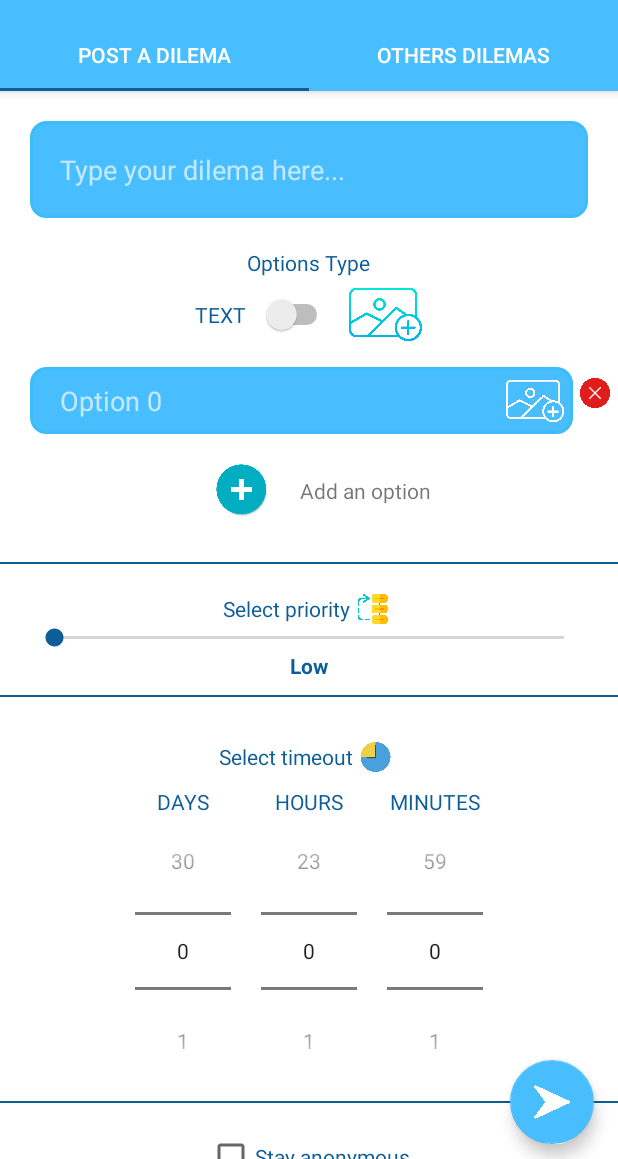
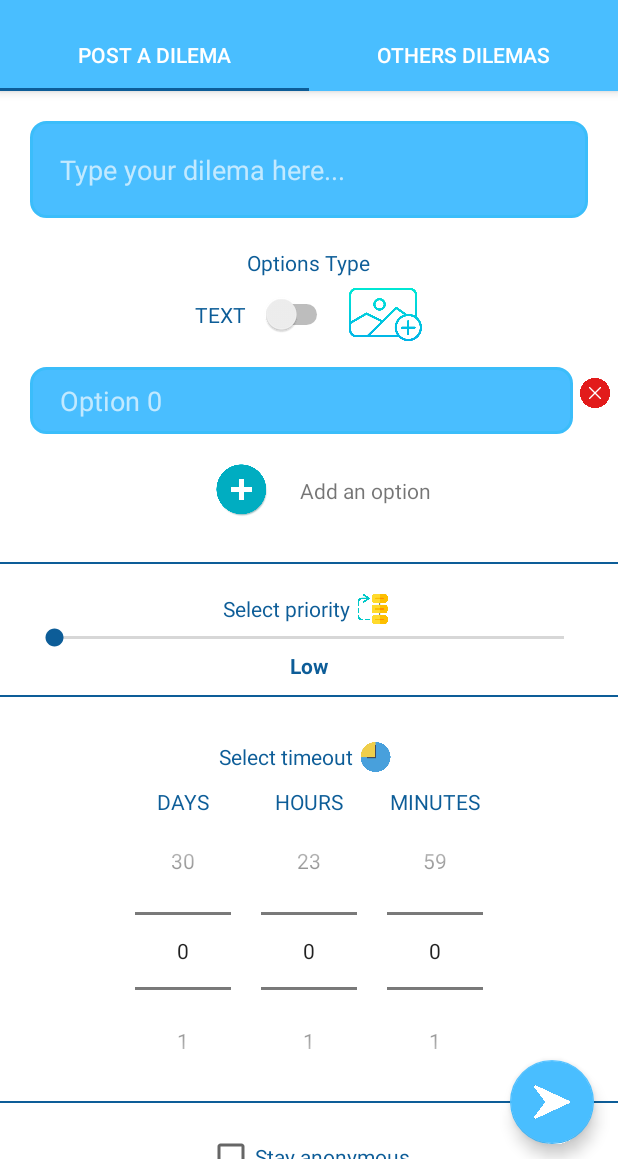
Before and after one commit to donat-imeri/dright, an Android app: the screen it shows after launch once a user with an empty profile is signed in (DecisionsAcitivity), after a tap on "Add an option", on a phone screen of 412 x 824 dp, the part 77-1236 px from its top. Run offline under Robolectric (Android 15) with nearby library versions, the phone set to English and light mode, and no system bars; our stand-ins replace Firebase (no records; nobody signed in at launch, a user with empty details on screens opened directly), data binding; 1 statement that could not run was skipped.

Commit message:
Images stored in storage and added on db, new design for dilema posting

```diff
--- a/app/build.gradle
+++ b/app/build.gradle
@@ -36,6 +36,8 @@ dependencies {
     implementation 'com.google.firebase:firebase-storage:16.1.0'
     implementation 'com.github.bumptech.glide:glide:4.9.0'
     annotationProcessor 'com.github.bumptech.glide:compiler:4.9.0'
+    implementation 'com.android.support:recyclerview-v7:28.0.0'
+    implementation 'com.android.support:cardview-v7:28.0.0'
 }
 
 apply plugin: 'com.google.gms.google-services'
--- /dev/null
+++ b/app/src/main/java/com/dright/ExpandableHeightGridView.java
@@ -0,0 +1,60 @@
+package com.dright;
+
+import android.util.AttributeSet;
+import android.view.ViewGroup;
+import android.widget.GridView;
+import android.content.Context;
+
+public class ExpandableHeightGridView extends GridView
+{
+
+    boolean expanded = false;
+
+    public ExpandableHeightGridView(Context context)
+    {
+        super(context);
+    }
+
+    public ExpandableHeightGridView(Context context, AttributeSet attrs)
+    {
+        super(context, attrs);
+    }
+
+    public ExpandableHeightGridView(Context context, AttributeSet attrs,
+                                    int defStyle)
+    {
+        super(context, attrs, defStyle);
+    }
+
+    public boolean isExpanded()
+    {
+        return expanded;
+    }
+
+    @Override
+    public void onMeasure(int widthMeasureSpec, int heightMeasureSpec)
+    {
+        // HACK! TAKE THAT ANDROID!
+        if (isExpanded())
+        {
+            // Calculate entire height by providing a very large height hint.
+            // But do not use the highest 2 bits of this integer; those are
+            // reserved for the MeasureSpec mode.
+            int expandSpec = MeasureSpec.makeMeasureSpec(
+                    Integer.MAX_VALUE >> 2, MeasureSpec.AT_MOST);
+            super.onMeasure(widthMeasureSpec, expandSpec);
+
+            ViewGroup.LayoutParams params = getLayoutParams();
+            params.height = getMeasuredHeight();
+        }
+        else
+        {
+            super.onMeasure(widthMeasureSpec, heightMeasureSpec);
+        }
+    }
+
+    public void setExpanded(boolean expanded)
+    {
+        this.expanded = expanded;
+    }
+}
--- /dev/null
+++ b/app/src/main/java/com/dright/ImageOptionAdapter.java
@@ -0,0 +1,96 @@
+package com.dright;
+
+import android.content.Context;
+import android.net.Uri;
+import android.view.LayoutInflater;
+import android.view.View;
+import android.view.ViewGroup;
+import android.widget.BaseAdapter;
+import android.widget.ImageView;
+
+import com.bumptech.glide.Glide;
+import com.google.android.gms.tasks.OnSuccessListener;
+import com.google.firebase.auth.FirebaseAuth;
+import com.google.firebase.storage.FirebaseStorage;
+import com.google.firebase.storage.StorageReference;
+import com.google.firebase.storage.UploadTask;
+
+import java.util.List;
+
+public class ImageOptionAdapter extends BaseAdapter {
+
+    private List<Uri> imageOptionList;
+    private LayoutInflater layoutInflater;
+    private Context context;
+    private FirebaseAuth auth;
+    private FirebaseStorage fbStorage;
+    private StorageReference imageRef;
+
+
+    public ImageOptionAdapter(Context context, List<Uri> imageOptionList) {
+        this.imageOptionList = imageOptionList;
+        this.layoutInflater = LayoutInflater.from(context);
+        this.context = context;
+        fbStorage = FirebaseStorage.getInstance();
+        imageRef = fbStorage.getReference("dilema_photos");
+        auth=FirebaseAuth.getInstance();
+    }
+
+
+    @Override
+    public int getCount() {
+        return imageOptionList.size();
+    }
+
+    @Override
+    public Object getItem(int position) {
+        return imageOptionList.get(position);
+    }
+
+    @Override
+    public long getItemId(int position) {
+        return position;
+    }
+
+    @Override
+    public View getView(final int position, View convertView, ViewGroup parent) {
+        ViewHolder holder;
+        if (convertView == null) {
+            convertView = layoutInflater.inflate(R.layout.image_options_layout, null);
+            holder = new ViewHolder();
+            holder.image = (ImageView) convertView.findViewById(R.id.img_option_1);
+            holder.imageRemove = (ImageView) convertView.findViewById(R.id.icon_remove);
+            convertView.setTag(holder);
+        } else {
+            holder = (ViewHolder) convertView.getTag();
+        }
+
+        Uri imageOption = this.imageOptionList.get(position);
+        Glide.with(context).load(imageOption).into(holder.image);
+        holder.imageRemove.setOnClickListener(new View.OnClickListener() {
+            @Override
+            public void onClick(View v) {
+                //Add image to storage
+                StorageReference newImage=imageRef.child(imageOptionList.get(position).getLastPathSegment()+auth.getUid());
+                newImage.delete().addOnSuccessListener(new OnSuccessListener<Void>() {
+                    @Override
+                    public void onSuccess(Void aVoid) {
+
+                    }
+                });
+
+                imageOptionList.remove(position);
+                MyDecisionsTab.optionsList.remove(position);
+                notifyDataSetChanged();
+
+            }
+        });
+
+        return convertView;
+    }
+}
+
+class ViewHolder{
+    ImageView image;
+    ImageView imageRemove;
+}
--- a/app/src/main/java/com/dright/MyDecisionsTab.java
+++ b/app/src/main/java/com/dright/MyDecisionsTab.java
@@ -1,23 +1,33 @@
 package com.dright;
 
 import android.app.Activity;
+import android.app.AlertDialog;
+import android.content.DialogInterface;
 import android.content.Intent;
+import android.content.res.ColorStateList;
 import android.net.Uri;
 import android.os.Bundle;
 import android.provider.MediaStore;
 import android.support.annotation.NonNull;
 import android.support.annotation.Nullable;
+import android.support.constraint.ConstraintLayout;
 import android.support.design.widget.FloatingActionButton;
 import android.support.v4.app.Fragment;
+import android.text.Layout;
 import android.util.Log;
 import android.view.LayoutInflater;
 import android.view.View;
 import android.view.ViewGroup;
+import android.widget.Adapter;
 import android.widget.Button;
 import android.widget.CheckBox;
+import android.widget.CompoundButton;
 import android.widget.EditText;
+import android.widget.GridLayout;
+import android.widget.GridView;
 import android.widget.ImageView;
 import android.widget.LinearLayout;
+import android.widget.ListAdapter;
 import android.widget.NumberPicker;
 import android.widget.SeekBar;
 import android.widget.Switch;
@@ -37,6 +47,7 @@ import com.google.firebase.storage.StorageReference;
 import com.google.firebase.storage.UploadTask;
 
 import java.util.ArrayList;
+import java.util.Calendar;
 import java.util.List;
 
 public class MyDecisionsTab extends Fragment {
@@ -45,19 +56,23 @@ public class MyDecisionsTab extends Fragment {
     private FloatingActionButton btnSubmit;
     private CheckBox chbAnonymous;
     private LinearLayout addOption, optionsLayout;
+    private ExpandableHeightGridView imageOptionsLayout;
     private EditText dilemaDescription;
     private SeekBar sbPriority;
     private Switch isImageOption;
-    private TextView lblDocents, txtPriority, txtTimeout, lblError;
+    private TextView lblDocents, txtPriority, lblError;
     private NumberPicker pckMinutes, pckHours, pckDays;
     private int optionCounter;
-    public Uri imageUri;
-    private View currentView;
+    private boolean reseted;
     private Docent userDocents;
+    public static List optionsList;
+    private List<Uri> imageUriList;
     private FirebaseDatabase fb;
     private FirebaseAuth auth;
     private FirebaseStorage fbStorage;
     private StorageReference imageRef;
+
+    ImageOptionAdapter imageAdapter;
 
     @Nullable
     @Override
@@ -70,40 +85,48 @@ public class MyDecisionsTab extends Fragment {
     public void onActivityCreated(@Nullable Bundle savedInstanceState) {
         super.onActivityCreated(savedInstanceState);
 
-        Activity activity=getActivity();
-        optionCounter=0;
-        imageUri=null;
-        currentView=null;
-        chbAnonymous=(CheckBox)activity.findViewById(R.id.chb_stay_anonymous);
-        addOption=(LinearLayout) activity.findViewById(R.id.layout_add_option);
-        optionsLayout=(LinearLayout) activity.findViewById(R.id.options_layout);
-        dilemaDescription=(EditText) activity.findViewById(R.id.txt_dilema_description);
-        sbPriority=(SeekBar) activity.findViewById(R.id.sb_priority);
-        isImageOption=(Switch)activity.findViewById(R.id.switch_is_image);
-        lblDocents=(TextView) activity.findViewById(R.id.lbl_total_docent);
-        txtPriority=(TextView) activity.findViewById(R.id.lbl_priority_value);
-        lblError=(TextView) activity.findViewById(R.id.lbl_dilema_error);
-        pckMinutes=(NumberPicker)activity.findViewById(R.id.pick_minutes);
-        pckMinutes.setMinValue(0); pckMinutes.setMaxValue(59);
-        pckHours=(NumberPicker)activity.findViewById(R.id.pick_hours);
-        pckHours.setMinValue(0); pckHours.setMaxValue(23);
-        pckDays=(NumberPicker)activity.findViewById(R.id.pick_days);
-        pckDays.setMinValue(0); pckDays.setMaxValue(30);
+        Activity activity = getActivity();
+        optionCounter = 0;
+        chbAnonymous = (CheckBox) activity.findViewById(R.id.chb_stay_anonymous);
+        addOption = (LinearLayout) activity.findViewById(R.id.layout_add_option);
+        optionsLayout = (LinearLayout) activity.findViewById(R.id.options_layout);
+        imageOptionsLayout = (ExpandableHeightGridView) activity.findViewById(R.id.image_options_layout);
+        dilemaDescription = (EditText) activity.findViewById(R.id.txt_dilema_description);
+        sbPriority = (SeekBar) activity.findViewById(R.id.sb_priority);
+        isImageOption = (Switch) activity.findViewById(R.id.switch_is_image);
+        lblDocents = (TextView) activity.findViewById(R.id.lbl_total_docent);
+        txtPriority = (TextView) activity.findViewById(R.id.lbl_priority_value);
+        lblError = (TextView) activity.findViewById(R.id.lbl_dilema_error);
+        pckMinutes = (NumberPicker) activity.findViewById(R.id.pick_minutes);
+        pckMinutes.setMinValue(0);
+        pckMinutes.setMaxValue(59);
+        pckHours = (NumberPicker) activity.findViewById(R.id.pick_hours);
+        pckHours.setMinValue(0);
+        pckHours.setMaxValue(23);
+        pckDays = (NumberPicker) activity.findViewById(R.id.pick_days);
+        pckDays.setMinValue(0);
+        pckDays.setMaxValue(30);
         btnSubmit = (FloatingActionButton) activity.findViewById(R.id.btn_submit);
-        userDocents=null;
-        fb=FirebaseDatabase.getInstance();
-        auth=FirebaseAuth.getInstance();
-        fbStorage=FirebaseStorage.getInstance();
-        imageRef=fbStorage.getReference("dilema_photos");
+        userDocents = null;
+        reseted = false;
+        imageUriList = new ArrayList<>();
+        optionsList = new ArrayList<>();
+        fb = FirebaseDatabase.getInstance();
+        auth = FirebaseAuth.getInstance();
+        fbStorage = FirebaseStorage.getInstance();
+        imageRef = fbStorage.getReference("dilema_photos");
 
-       // addOption(optionsLayout, "Option "+optionCounter, imageUri);
+        imageAdapter = new ImageOptionAdapter(MyDecisionsTab.this.getContext(), imageUriList);
+        imageOptionsLayout.setAdapter(imageAdapter);
+        imageOptionsLayout.setExpanded(true);
+
 
         //Get users docents
-        final DatabaseReference userDocentsReference=fb.getReference("Users/"+auth.getUid()+"/docents");
+        final DatabaseReference userDocentsReference = fb.getReference("Users/" + auth.getUid() + "/docents");
         userDocentsReference.addValueEventListener(new ValueEventListener() {
             @Override
             public void onDataChange(@NonNull DataSnapshot dataSnapshot) {
-                userDocents=dataSnapshot.getValue(Docent.class);
+                userDocents = dataSnapshot.getValue(Docent.class);
             }
 
             @Override
@@ -117,16 +140,15 @@ public class MyDecisionsTab extends Fragment {
             @Override
             public void onProgressChanged(SeekBar seekBar, int progress, boolean fromUser) {
                 txtPriority.setText(priorityText(progress));
-                lblDocents.setText("Total docents: " +String.valueOf(calculateDocents(progress))+"$");
+                lblDocents.setText("Total docents: " + String.valueOf(calculateDocents(progress)) + "$");
 
-                if (userDocents.checkRemove(progress)){
+                if (userDocents.checkRemove(progress)) {
                     btnSubmit.setEnabled(true);
-                    btnSubmit.setBackgroundColor(getResources().getColor(R.color.colorPrimary));
+                    btnSubmit.setBackgroundTintList(ColorStateList.valueOf(getResources().getColor(R.color.colorPrimary)));
                     lblError.setVisibility(View.INVISIBLE);
-                }
-                else{
+                } else {
                     btnSubmit.setEnabled(false);
-                    btnSubmit.setBackgroundColor(getResources().getColor(R.color.solidCircle));
+                    btnSubmit.setBackgroundTintList(ColorStateList.valueOf(getResources().getColor(R.color.colorRed)));
                     lblError.setVisibility(View.VISIBLE);
                 }
             }
@@ -142,25 +164,87 @@ public class MyDecisionsTab extends Fragment {
             }
         });
 
+
+        //Image or text switch listener
+        isImageOption.setOnCheckedChangeListener(new CompoundButton.OnCheckedChangeListener() {
+            @Override
+            public void onCheckedChanged(CompoundButton buttonView, final boolean isChecked) {
+                if ((listOptions(optionsLayout).size() > 0 || imageUriList.size() > 0) && !reseted) {
+                    DialogInterface.OnClickListener dialogClickListener = new DialogInterface.OnClickListener() {
+                        @Override
+                        public void onClick(DialogInterface dialog, int which) {
+                            switch (which) {
+                                case DialogInterface.BUTTON_POSITIVE:
+                                    //Yes button clicked
+                                    if (isChecked) {
+                                        optionsLayout.removeAllViews();
+                                    } else {
+                                        imageUriList.clear();
+                                        imageAdapter.notifyDataSetChanged();
+                                    }
+                                    break;
+
+                                case DialogInterface.BUTTON_NEGATIVE:
+                                    //No button clicked
+                                    reseted = true;
+                                    if (isChecked) isImageOption.setChecked(false);
+                                    else isImageOption.setChecked(true);
+
+                                    break;
+                            }
+                        }
+                    };
+
+                    AlertDialog.Builder builder = new AlertDialog.Builder(buttonView.getContext());
+                    builder.setTitle("Are you sure? ");
+                    builder.setMessage("Current options will be deleted").setPositiveButton("Yes", dialogClickListener)
+                            .setNegativeButton("No", dialogClickListener).show();
+                } else {
+                    reseted = false;
+                }
+
+
+            }
+        });
+
         addOption.setOnClickListener(new View.OnClickListener() {
             @Override
             public void onClick(View v) {
-                addOption(optionsLayout,"Option "+optionCounter, imageUri);
+                addOption(optionsLayout,"Option "+optionCounter);
             }
         });
 
         btnSubmit.setOnClickListener(new View.OnClickListener() {
             @Override
             public void onClick(View v) {
+                //Change user docents
                 userDocents.removeDocent(sbPriority.getProgress());
                 userDocentsReference.setValue(userDocents);
 
+                Log.d("Opsion",optionsList.size()+"");
+                //Fill in the options list
+                if (checkTextImage()){
+                    pushChanges();
+                }
+                else{
+                    optionsList=listOptions(optionsLayout);
+                    pushChanges();
+                }
+
+            }
+        });
+
+    }
+
+    public void pushChanges(){
+        //Fill in the results - Initialize them with 0 values
         List<Integer> listOptionResults=new ArrayList<>();
-                for (int j=0;j<listOptions(optionsLayout).size();j++){
+        for (int j=0;j<optionsList.size();j++){
             listOptionResults.add(0);
         }
 
-                Dilema newDilema=new Dilema(String.valueOf(dilemaDescription.getText()), listOptions(optionsLayout),
+
+        Dilema newDilema=new Dilema(String.valueOf(dilemaDescription.getText()), optionsList,
                 null, auth.getUid(), sbPriority.getProgress(), calculateTimeout(),
                 checkAnonimity(), listOptionResults, checkTextImage());
 
@@ -168,31 +252,32 @@ public class MyDecisionsTab extends Fragment {
         DatabaseReference newRow=table.push();
         newRow.setValue(newDilema);
         Toast.makeText(getActivity(), "You'll make a decision soon", Toast.LENGTH_SHORT).show();
-
-            }
-        });
-
     }
 
     @Override
     public void onActivityResult(int requestCode, int resultCode, Intent data) {
         super.onActivityResult(requestCode, resultCode, data);
         if (requestCode==RC_IMAGE && resultCode==getActivity().RESULT_OK){
-            int currentIndex=currentView.getId();
-            RemoveOption r=new RemoveOption(currentIndex, optionsLayout);
-            r.onClick(null);
+            if (checkTextImage()){
+                btnSubmit.setEnabled(false);
+                btnSubmit.setBackgroundTintList(ColorStateList.valueOf(getResources().getColor(R.color.colorRed)));
+
                 Uri imageData=data.getData();
-            imageUri=imageData;
-            StorageReference newImage=imageRef.child(imageData.getLastPathSegment());
-            newImage.putFile(imageUri).addOnSuccessListener(this.getActivity(), new OnSuccessListener<UploadTask.TaskSnapshot>() {
+                imageUriList.add(imageData);
+                imageAdapter.notifyDataSetChanged();
+
+                //Add image to storage
+                StorageReference newImage=imageRef.child(imageData.getLastPathSegment()+auth.getUid());
+                newImage.putFile(imageData).addOnSuccessListener(MyDecisionsTab.this.getActivity(), new OnSuccessListener<UploadTask.TaskSnapshot>() {
                     @Override
                     public void onSuccess(UploadTask.TaskSnapshot taskSnapshot) {
                         Uri newImageStored=taskSnapshot.getUploadSessionUri();
-                    Log.d("newImage","aaa"+newImageStored.toString());
+                        optionsList.add(newImageStored.toString());
+                        btnSubmit.setEnabled(true);
+                        btnSubmit.setBackgroundTintList(ColorStateList.valueOf(getResources().getColor(R.color.colorPrimary)));
                     }
                 });
-            addOption(optionsLayout,"Option "+currentIndex, imageUri);
-            imageUri=null;
+            }
         }
     }
     private int calculateDocents(int priority){
@@ -218,42 +303,32 @@ public class MyDecisionsTab extends Fragment {
         return totalTimeInMinutes;
     }
     private boolean checkTextImage(){
-        if (isImageOption.getTextOff().equals("OFF")){
-            return false;
-        }
-        else
-            return true;
+        return isImageOption.isChecked();
     }
     private boolean checkAnonimity(){
        return chbAnonymous.isChecked();
     }
-    private void addOption(LinearLayout layout, String text, Uri uri){
-        final View option=getLayoutInflater().inflate(R.layout.options_layout, null);
-        EditText optionText=option.findViewById(R.id.txt_option_1);
-        ImageView insertImage=option.findViewById(R.id.icon_insert_image);
-        ImageView removeOption=option.findViewById(R.id.icon_remove);
-        optionText.setHint(text);
-        insertImage.setOnClickListener(new View.OnClickListener() {
-            @Override
-            public void onClick(View v) {
-                Intent imageIntent=new Intent(Intent.ACTION_PICK, MediaStore.Images.Media.EXTERNAL_CONTENT_URI);
-                currentView=option;
+    private void addOption(View layout, String text){
+
+        //If image
+        if (checkTextImage()){
+            Intent imageIntent = new Intent(Intent.ACTION_PICK, MediaStore.Images.Media.EXTERNAL_CONTENT_URI);
             startActivityForResult(imageIntent, MyDecisionsTab.RC_IMAGE);
         }
-        });
-        if (uri!=null){
-            insertImage.setImageURI(uri);
-            insertImage.getLayoutParams().height = 400;
-            insertImage.getLayoutParams().width = 400;
-            optionText.setHeight(420);
-        }
-        removeOption.setOnClickListener(new RemoveOption(optionCounter,layout));
+        //If text
+        else {
+            final View option = getLayoutInflater().inflate(R.layout.options_layout, null);
+            EditText optionText = option.findViewById(R.id.txt_option_1);
+            ImageView removeOption = option.findViewById(R.id.icon_remove);
+            optionText.setHint(text);
+            removeOption.setOnClickListener(new RemoveOption(optionCounter,(LinearLayout) layout));
             option.setId(optionCounter);
-        layout.addView(option);
+            ((LinearLayout)layout).addView(option);
             optionCounter++;
         }
+    }
     private List<String> listOptions(LinearLayout layout){
-        List optionsList=new ArrayList<>();
+        optionsList=new ArrayList<>();
 
         for (int i=0;i<layout.getChildCount();i++){
             EditText option=(EditText)layout.getChildAt(i).findViewById(R.id.txt_option_1);
--- a/app/src/main/res/layout/my_decision_tab.xml
+++ b/app/src/main/res/layout/my_decision_tab.xml
@@ -56,6 +56,20 @@
                     android:layout_marginLeft="10sp"
                     android:src="@drawable/add_image"/>
             </LinearLayout>
+
+
+            <com.dright.ExpandableHeightGridView
+                android:id="@+id/image_options_layout"
+                android:layout_width="wrap_content"
+                android:layout_height="wrap_content"
+                android:layout_centerHorizontal="true"
+                android:columnWidth="120dp"
+                android:gravity="center"
+                android:numColumns="2"
+                android:background="@drawable/gradient_background">
+
+            </com.dright.ExpandableHeightGridView>
+
 
 
             <LinearLayout
--- a/app/src/main/res/layout/options_layout.xml
+++ b/app/src/main/res/layout/options_layout.xml
@@ -24,17 +24,6 @@
         android:paddingBottom="10dp"/>
 
     <ImageView
-        android:id="@+id/icon_insert_image"
-        android:layout_width="40dp"
-        android:layout_height="40dp"
-        android:src="@drawable/add_image_white"
-        app:layout_constraintTop_toTopOf="@id/txt_option_1"
-        app:layout_constraintBottom_toBottomOf="@id/txt_option_1"
-        app:layout_constraintRight_toRightOf="@id/txt_option_1"
-        android:layout_marginRight="5dp"
-        />
-
-    <ImageView
         android:id="@+id/icon_remove"
         android:layout_width="20dp"
         android:layout_height="20dp"
```
Also changed, not shown: app/src/main/res/layout/image_options_layout.xml (added, +22 -0 lines). Lines whose indentation alone changed are shown as unchanged.
